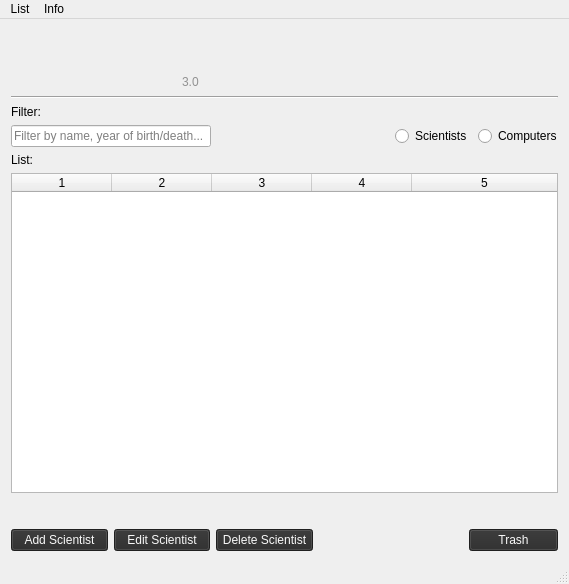
First picture: the form in famGUI/mainwindow.ui, repository gdgunnars/famCS3.0, before the edit.
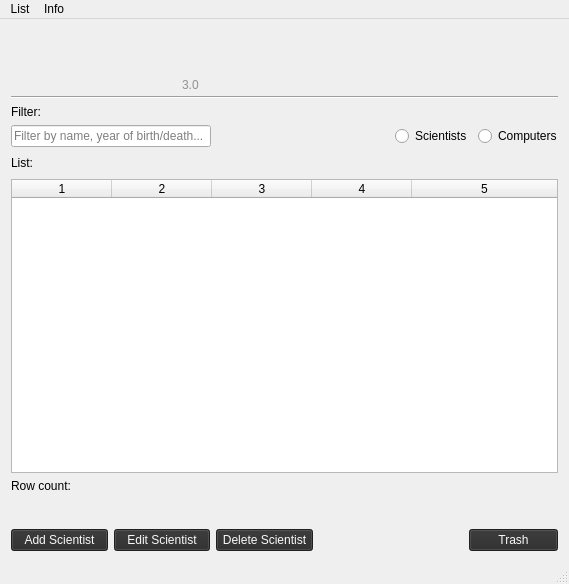
Second picture: the form after the edit. Icons and pictures are not drawn.

Commit message: menudótarí

```diff
--- a/famGUI/mainwindow.ui
+++ b/famGUI/mainwindow.ui
@@ -95,7 +95,7 @@
             <property name="sizeHint" stdset="0">
              <size>
               <width>20</width>
-              <height>14</height>
+              <height>17</height>
              </size>
             </property>
            </spacer>
@@ -243,14 +243,31 @@
      </layout>
     </item>
     <item>
-     <widget class="QLabel" name="label_3">
-      <property name="styleSheet">
-       <string notr="true">font: 8pt &quot;Open Sans&quot;;</string>
-      </property>
-      <property name="text">
-       <string>List:</string>
-      </property>
-     </widget>
+     <layout class="QHBoxLayout" name="horizontalLayout_2">
+      <item>
+       <widget class="QLabel" name="list_label">
+        <property name="text">
+         <string>List:</string>
+        </property>
+       </widget>
+      </item>
+      <item>
+       <spacer name="horizontalSpacer_4">
+        <property name="orientation">
+         <enum>Qt::Horizontal</enum>
+        </property>
+        <property name="sizeType">
+         <enum>QSizePolicy::Expanding</enum>
+        </property>
+        <property name="sizeHint" stdset="0">
+         <size>
+          <width>0</width>
+          <height>20</height>
+         </size>
+        </property>
+       </spacer>
+      </item>
+     </layout>
     </item>
     <item>
      <widget class="QTableWidget" name="listOfScientist">
@@ -333,6 +350,13 @@
       <column/>
      </widget>
     </item>
+    <item>
+     <widget class="QLabel" name="rowCount_label">
+      <property name="text">
+       <string>Row count:</string>
+      </property>
+     </widget>
+    </item>
     <item>
      <widget class="QLabel" name="test_output">
       <property name="text">
```
Left out of the diff: 2 changed lines with no effect on the pictures. The commit also changes 2 other files.
